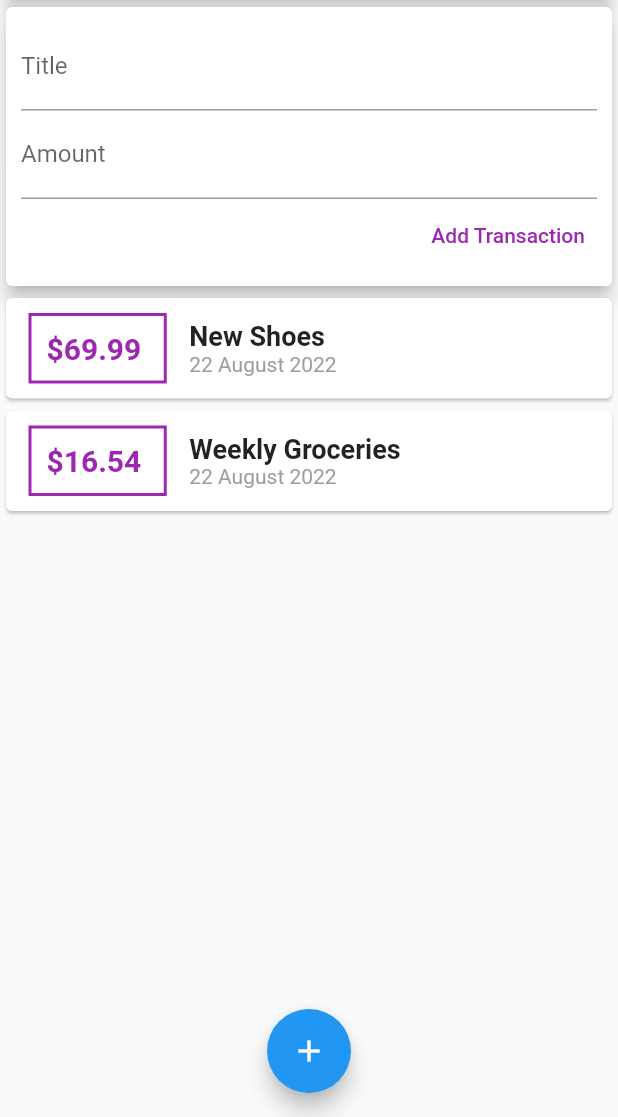
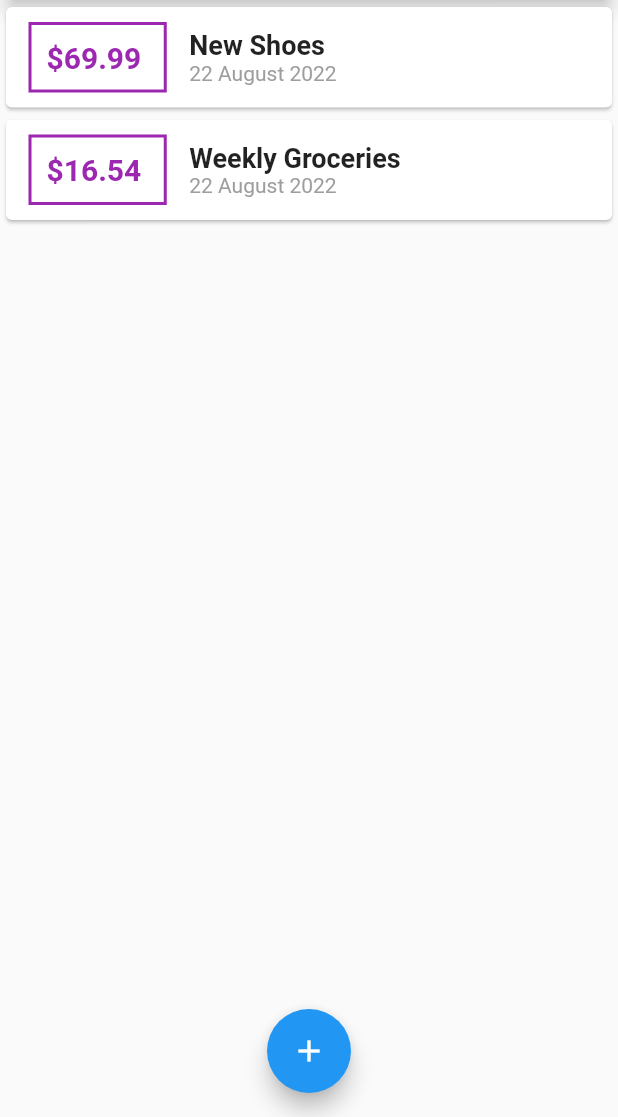
Before and after one commit to jesus-son-coder/flutter-udemy-en-majorian, a Flutter app: the screen it shows after launch, on a phone screen of 412 x 824 dp, the part 119-1236 px from its top. Run offline on Flutter 3.47's test engine with Material 2 defaults, Android fonts, the phone set to English and light mode, and no system bars.

```diff
--- a/flutter_complete_guide/lib/main.dart
+++ b/flutter_complete_guide/lib/main.dart
@@ -1,5 +1,7 @@
 import 'package:flutter/material.dart';
-import 'package:flutter_complete_guide/widgets/user_transaction.dart';
+import 'package:flutter_complete_guide/widgets/new_transaction.dart';
+import 'package:flutter_complete_guide/widgets/transaction_list.dart';
+import '../models/transaction.dart';
 import 'package:intl/intl.dart';
 
 void main() => runApp(MyApp());
@@ -14,16 +16,50 @@ class MyApp extends StatelessWidget {
   }
 }
 
-class MyHomePage extends StatelessWidget {
-  final titleController = TextEditingController();
-  final amountController = TextEditingController();
+class MyHomePage extends StatefulWidget {
+  @override
+  State<MyHomePage> createState() => _MyHomePageState();
+}
+
+class _MyHomePageState extends State<MyHomePage> {
+
+  final List<Transaction> _userTransaction = [
+    Transaction(id:'t1', title: 'New Shoes', amount: 69.99, date: DateTime.now()),
+    Transaction(id:'t2', title: 'Weekly Groceries', amount: 16.54, date: DateTime.now()),
+  ];
+
+  void _addNewTransaction(String txTitle, double txAmount) {
+    final newTx = Transaction(
+        id: DateTime.now().toString(),
+        title: txTitle,
+        amount: txAmount,
+        date: DateTime.now());
+
+    setState( () {
+      _userTransaction.add(newTx);
+    });
+  }
+
+  void _startAddNewTransaction(BuildContext ctx) {
+    showModalBottomSheet(
+        context: ctx,
+        builder: (bCtx) {
+          return GestureDetector(
+            onTap: () {},
+            child: NewTransaction(_addNewTransaction),
+            behavior: HitTestBehavior.opaque,
+          );
+        }
+    );
+  }
+
   @override
   Widget build(BuildContext context) {
     return Scaffold(
       appBar: AppBar(
         title: Text('Flutter App'),
         actions: <Widget>[
-          IconButton(icon: Icon(Icons.add), onPressed: () {},)
+          IconButton(icon: Icon(Icons.add), onPressed: () => _startAddNewTransaction(context),)
         ],
       ),
       body: SingleChildScrollView(
@@ -39,12 +75,13 @@ class MyHomePage extends StatelessWidget {
                   elevation: 5,
                 )
             ),
-            UserTransactions()
+            // UserTransactions()
+            TransactionList(_userTransaction)
           ],
         ),
       ),
       floatingActionButtonLocation: FloatingActionButtonLocation.centerFloat,
-      floatingActionButton: FloatingActionButton(child: Icon(Icons.add), onPressed: () {},),
+      floatingActionButton: FloatingActionButton(child: Icon(Icons.add), onPressed: () => _startAddNewTransaction(context),),
     );
   }
 }
--- a/flutter_complete_guide/lib/widgets/user_transaction.dart
+++ /dev/null
@@ -1,39 +0,0 @@
-import 'package:flutter/material.dart';
-import 'package:flutter_complete_guide/widgets/transaction_list.dart';
-import 'package:flutter_complete_guide/widgets/new_transaction.dart';
-import '../models/transaction.dart';
-
-
-class UserTransactions extends StatefulWidget {
-  @override
-  State<UserTransactions> createState() => _UserTransactionsState();
-}
-
-class _UserTransactionsState extends State<UserTransactions> {
-  final List<Transaction> _userTransaction = [
-    Transaction(id:'t1', title: 'New Shoes', amount: 69.99, date: DateTime.now()),
-    Transaction(id:'t2', title: 'Weekly Groceries', amount: 16.54, date: DateTime.now()),
-  ];
-
-  void _addNewTransaction(String txTitle, double txAmount) {
-    final newTx = Transaction(
-        id: DateTime.now().toString(),
-        title: txTitle,
-        amount: txAmount,
-        date: DateTime.now());
-
-    setState( () {
-      _userTransaction.add(newTx);
-    });
-  }
-
-  @override
-  Widget build(BuildContext context) {
-    return Column(
-      children: <Widget>[
-        NewTransaction(_addNewTransaction),
-        TransactionList(_userTransaction)
-      ]
-    );
-  }
-}
```
